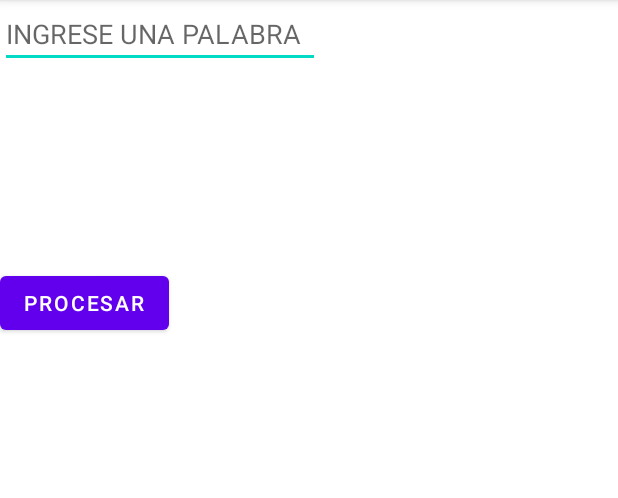
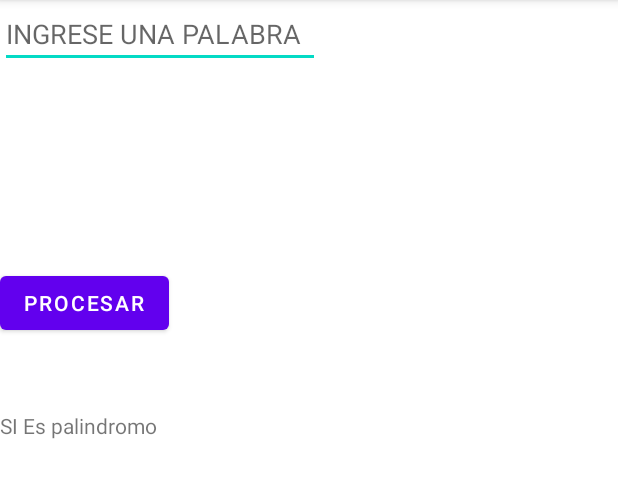
Before and after one commit to MAURIGON/PruebaCapicua, an Android app: the screen it shows after launch (MainActivity), after a tap on "PROCESAR", on a phone screen of 412 x 824 dp, the part 84-582 px from its top. Run offline under Robolectric (Android 15) with nearby library versions, the phone set to English and light mode, and no system bars.

Commit message:
CON VERIFICACION SOBRE SI ES PALINDROMO

```diff
--- a/PruebaCapicua/app/src/main/java/com/example/pruebacapicua/MainActivity.java
+++ b/PruebaCapicua/app/src/main/java/com/example/pruebacapicua/MainActivity.java
@@ -11,6 +11,7 @@ import android.widget.TextView;
 public class MainActivity extends AppCompatActivity  {
 
     private TextView txtResultado;
+    private TextView txtAviso;
     private EditText etPalabra;
     private Button btnProcesar;
 
@@ -62,6 +63,16 @@ public class MainActivity extends AppCompatActivity  {
             invertida=invertida+this.palabra.charAt(i);
         }
         txtResultado.setText(invertida);
+        avisarPalindromo();
+    }
+
+    private void avisarPalindromo() {
+        if (invertida.equals(palabra)){
+            txtAviso.setText("SI Es palindromo");
+        }
+        else{
+            txtAviso.setText("NO es palindromo");
+        }
     }
 
     private void recibirInformacion() {
@@ -72,6 +83,7 @@ public class MainActivity extends AppCompatActivity  {
         txtResultado=findViewById(R.id.txtResultado);
         etPalabra=findViewById(R.id.etPalabra);
         btnProcesar=findViewById(R.id.btnProcesar);
+        txtAviso=findViewById(R.id.txtAviso);
     }
 
 
--- a/PruebaCapicua/app/src/main/res/layout/activity_main.xml
+++ b/PruebaCapicua/app/src/main/res/layout/activity_main.xml
@@ -34,4 +34,12 @@
         tools:layout_editor_absoluteX="104dp"
         tools:layout_editor_absoluteY="110dp" />
 
+    <TextView
+        android:id="@+id/txtAviso"
+        android:layout_width="wrap_content"
+        android:layout_height="wrap_content"
+        android:layout_marginTop="48dp"
+        app:layout_constraintStart_toStartOf="@+id/btnProcesar"
+        app:layout_constraintTop_toBottomOf="@+id/btnProcesar" />
+
 </androidx.constraintlayout.widget.ConstraintLayout>
```
